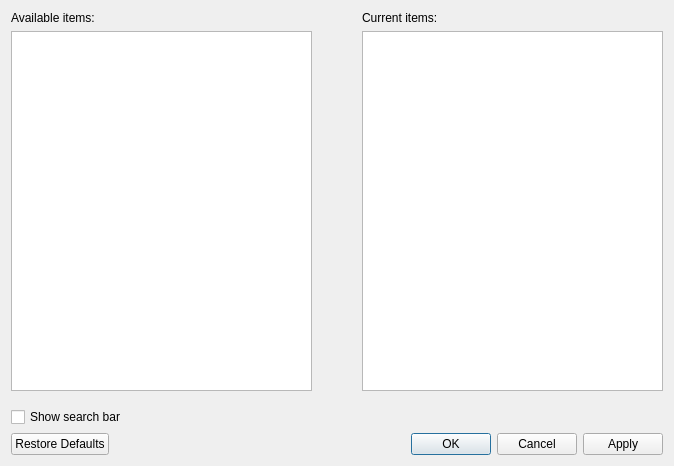
tenrok/kclient3, file src/lib/navigation/navigationbarconfigdialog.ui: the form before one commit.
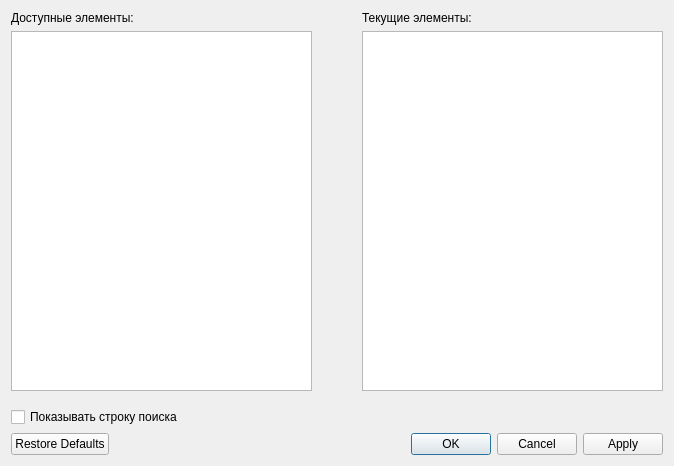
The form after the commit.

```diff
--- a/src/lib/navigation/navigationbarconfigdialog.ui
+++ b/src/lib/navigation/navigationbarconfigdialog.ui
@@ -59,7 +59,7 @@
    <item row="3" column="0" colspan="2">
     <widget class="QCheckBox" name="showSearchBar">
      <property name="text">
-      <string>Show search bar</string>
+      <string>Показывать строку поиска</string>
      </property>
     </widget>
    </item>
@@ -79,14 +79,14 @@
    <item row="0" column="0">
     <widget class="QLabel" name="label">
      <property name="text">
-      <string>Available items:</string>
+      <string>Доступные элементы:</string>
      </property>
     </widget>
    </item>
    <item row="0" column="1">
     <widget class="QLabel" name="label_2">
      <property name="text">
-      <string>Current items:</string>
+      <string>Текущие элементы:</string>
      </property>
     </widget>
    </item>
```
Left out of the diff: 2 changed lines with no effect on the pictures.
